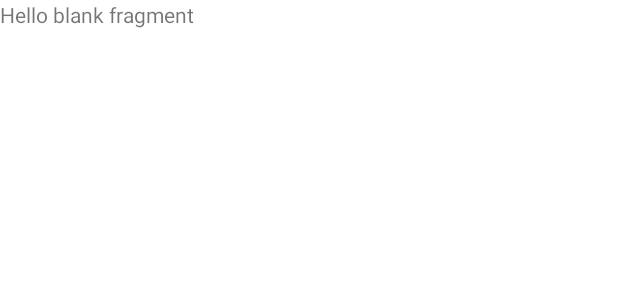
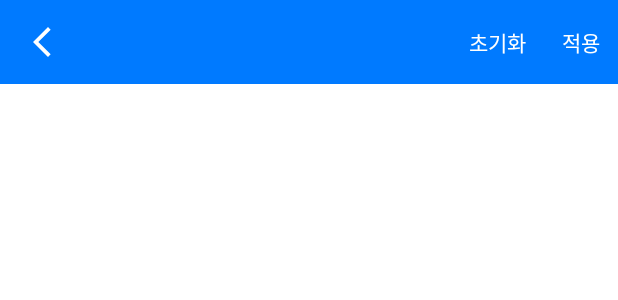
Before and after one commit to stan-lily/AOS, an Android app: the layout fragment_assemble_day.xml on its own in the app's theme, with its tools: preview values and no code run, on a phone screen of 412 x 824 dp. Shown: the top 300 px of the screen. Run offline under Robolectric (Android 15) with nearby library versions, the phone set to English and light mode, and no system bars.

Commit message:
Design : 앱바 구성 완료
- 액션 메뉴와 아이콘을 가진 앱바 UI 구현
- include 태그를 활용하여 앱바 UI 재활용

```diff
--- /dev/null
+++ b/app/src/main/res/drawable/ic_back.xml
@@ -0,0 +1,9 @@
+<vector xmlns:android="http://schemas.android.com/apk/res/android"
+    android:width="12dp"
+    android:height="20dp"
+    android:viewportWidth="12"
+    android:viewportHeight="20">
+  <path
+      android:pathData="M10,20L0,10L10,0L11.775,1.775L3.55,10L11.775,18.225L10,20Z"
+      android:fillColor="#000000"/>
+</vector>
--- a/app/src/main/res/layout/fragment_assemble_day.xml
+++ b/app/src/main/res/layout/fragment_assemble_day.xml
@@ -1,13 +1,13 @@
 <?xml version="1.0" encoding="utf-8"?>
-<FrameLayout xmlns:android="http://schemas.android.com/apk/res/android"
+<androidx.constraintlayout.widget.ConstraintLayout xmlns:android="http://schemas.android.com/apk/res/android"
+    xmlns:app="http://schemas.android.com/apk/res-auto"
     xmlns:tools="http://schemas.android.com/tools"
     android:layout_width="match_parent"
     android:layout_height="match_parent"
     tools:context=".ui.assembleDay.AssembleDayFragment">
 
-    <TextView
-        android:layout_width="match_parent"
-        android:layout_height="match_parent"
-        android:text="@string/hello_blank_fragment" />
+    <include
+        android:id="@+id/tl_assemble_day"
+        layout="@layout/view_toolbar" />
 
-</FrameLayout>
+</androidx.constraintlayout.widget.ConstraintLayout>
--- /dev/null
+++ b/app/src/main/res/layout/view_toolbar.xml
@@ -0,0 +1,17 @@
+<?xml version="1.0" encoding="utf-8"?>
+
+<androidx.appcompat.widget.Toolbar xmlns:android="http://schemas.android.com/apk/res/android"
+    xmlns:app="http://schemas.android.com/apk/res-auto"
+    xmlns:tools="http://schemas.android.com/tools"
+    android:layout_width="0dp"
+    android:layout_height="wrap_content"
+    android:background="@color/light_blue"
+    android:theme="@style/ToolbarTheme"
+    app:layout_constraintEnd_toEndOf="parent"
+    app:layout_constraintStart_toStartOf="parent"
+    app:layout_constraintTop_toTopOf="parent"
+    app:menu="@menu/toolbar_menu"
+    app:navigationIcon="@drawable/ic_back"
+    app:titleTextAppearance="@style/Headline6"
+    app:titleTextColor="@color/white"
+    tools:title="Assemble Day" />
--- /dev/null
+++ b/app/src/main/res/menu/toolbar_menu.xml
@@ -0,0 +1,11 @@
+<?xml version="1.0" encoding="utf-8"?>
+<menu xmlns:android="http://schemas.android.com/apk/res/android"
+    xmlns:app="http://schemas.android.com/apk/res-auto">
+    <item android:id="@+id/toolbar_first_action"
+        app:showAsAction="ifRoom"
+        android:title="초기화" />
+
+    <item android:id="@+id/toolbar_second_action"
+        app:showAsAction="ifRoom"
+        android:title="적용" />
+</menu>
--- a/app/src/main/res/values/styles.xml
+++ b/app/src/main/res/values/styles.xml
@@ -1,14 +1,27 @@
 <?xml version="1.0" encoding="utf-8"?>
 <resources>
     <style name="Headline4" parent="TextAppearance.MaterialComponents.Headline4" />
+
     <style name="Headline5" parent="TextAppearance.MaterialComponents.Headline5" />
+
     <style name="Headline6" parent="TextAppearance.MaterialComponents.Headline6" />
+
     <style name="Subtitle1" parent="TextAppearance.MaterialComponents.Subtitle1" />
+
     <style name="Subtitle2" parent="TextAppearance.MaterialComponents.Subtitle2" />
+
     <style name="Body1" parent="TextAppearance.MaterialComponents.Body1" />
+
     <style name="Body2" parent="TextAppearance.MaterialComponents.Body2" />
+
     <style name="Button" parent="TextAppearance.MaterialComponents.Button" />
+
     <style name="Caption" parent="TextAppearance.MaterialComponents.Caption" />
+
     <style name="Overline" parent="TextAppearance.MaterialComponents.Overline" />
 
+    <style name="ToolbarTheme" parent="Theme.MaterialComponents.DayNight.NoActionBar">
+        <item name="android:tint">@color/white</item>
+        <item name="android:actionMenuTextColor">@color/white</item>
+    </style>
 </resources>
```
